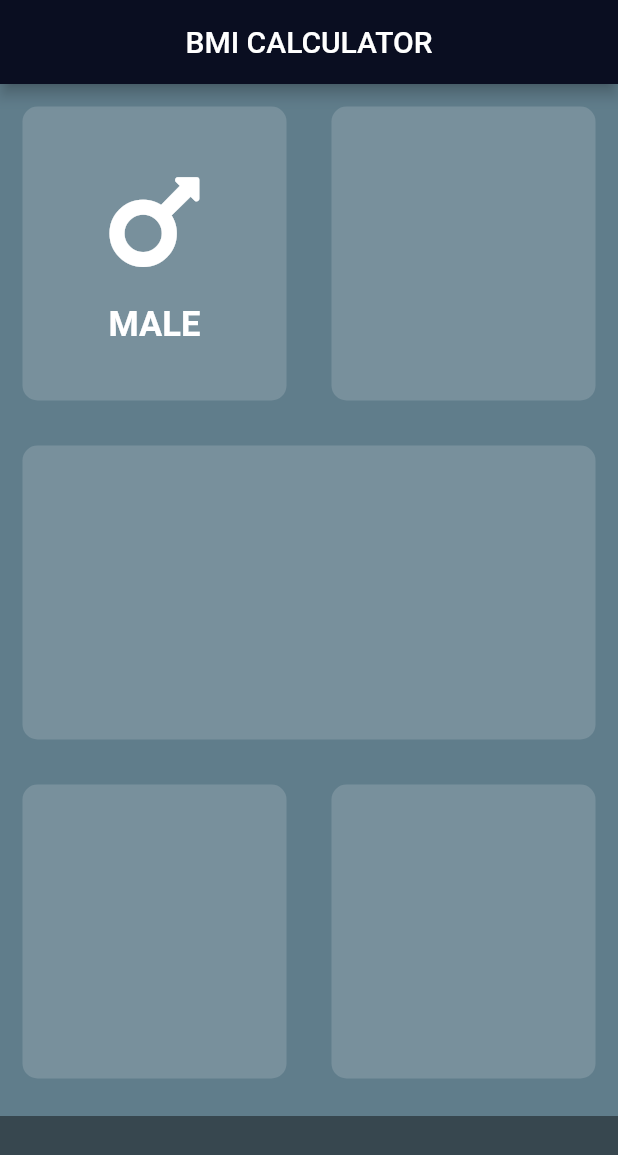
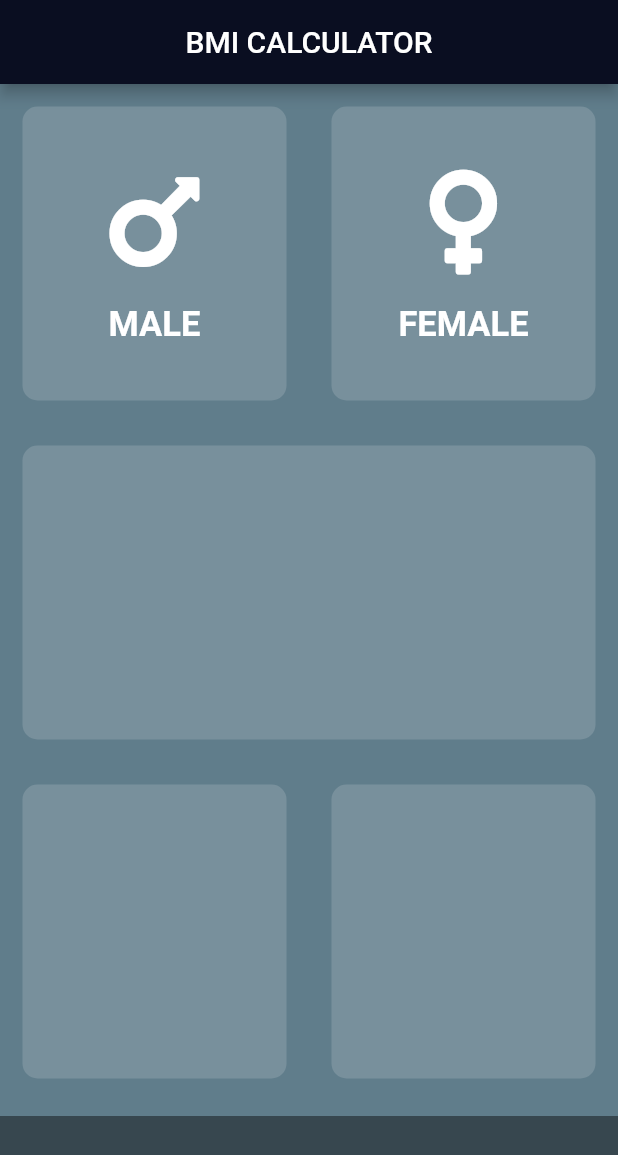
Before and after one commit to apphow/bmi_app, a Flutter app: the screen it shows after launch, on a phone screen of 412 x 824 dp. Shown: the top 1155 px of the screen. Run offline on Flutter 3.47's test engine with Material 2 defaults, Android fonts, the light colour scheme and no system bars; our stand-ins replace font_awesome_flutter.

Commit message:
Added FontAwesomeIcons.venus and 'FEMALE' text to 2nd column

```diff
--- a/lib/input_page.dart
+++ b/lib/input_page.dart
@@ -57,6 +57,24 @@ class _InputPageState extends State<InputPage> {
                     Expanded(
                       child: ReusableCard(
                         color: cardColor,
+                        cardChild: Column(
+                          mainAxisAlignment: MainAxisAlignment.center,
+                          children: <Widget>[
+                            Icon(
+                              FontAwesomeIcons.venus,
+                              size: 80.0,
+                            ),
+                            SizedBox(
+                              height: 15.0,
+                            ),
+                            Text('FEMALE',
+                                style: TextStyle(
+                                  fontSize: 23.0,
+                                  color: Colors.white,
+                                  fontWeight: FontWeight.bold,
+                                )),
+                          ],
+                        ),
                       ),
                     ),
                   ],
```
